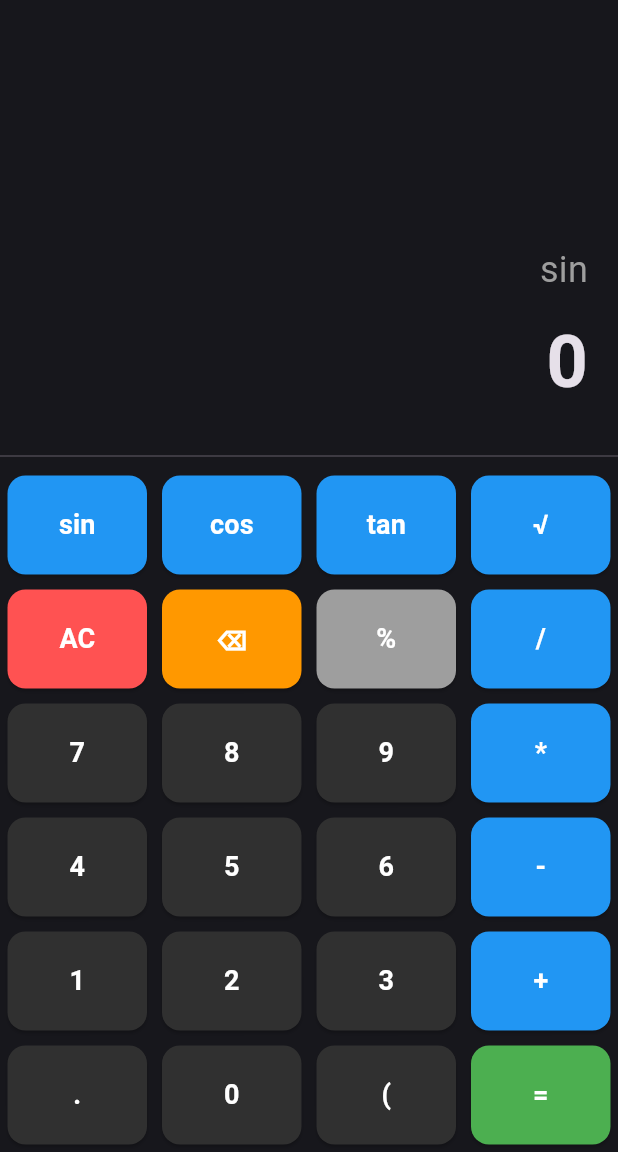
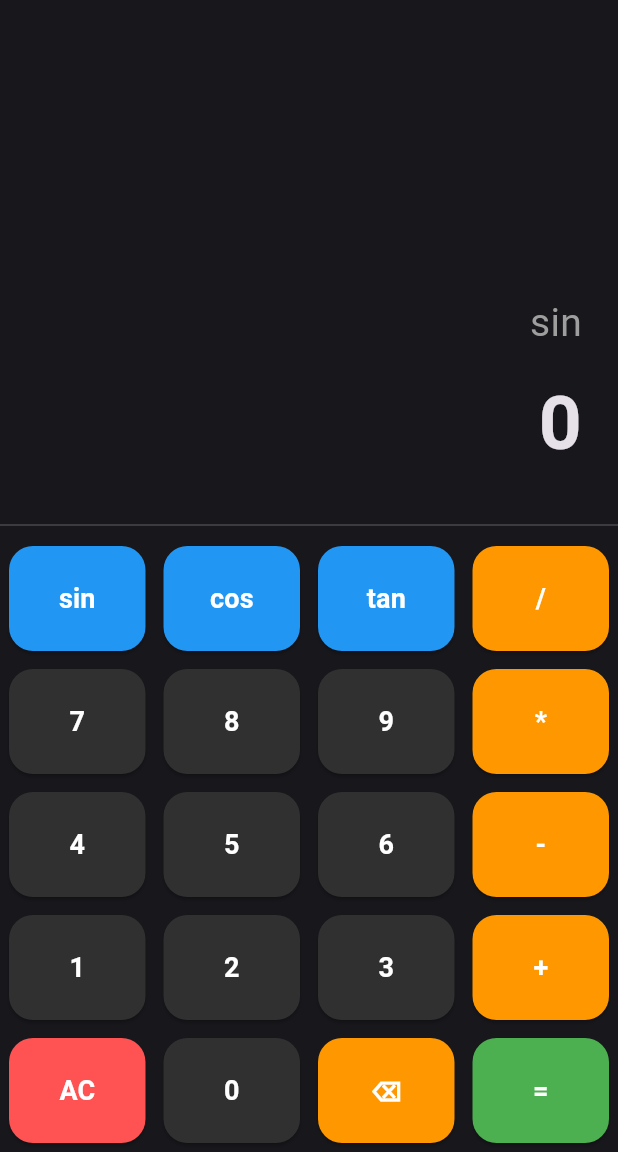
Before and after one commit to Menul19/my-app, a Flutter app: the screen it shows after launch, after a tap on "sin", on a phone screen of 412 x 824 dp, the part 84-1236 px from its top. Run offline on Flutter 3.47's test engine with Material 3 defaults, Android fonts, the phone set to English and light mode, and no system bars.

Commit message:
Update main.dart

```diff
--- a/lib/main.dart
+++ b/lib/main.dart
@@ -25,53 +25,59 @@ class _ScientificCalcAppState extends State<ScientificCalcApp> {
       debugShowCheckedModeBanner: false,
       title: 'Menu ScICal Pro',
       themeMode: _themeMode,
-      theme: ThemeData(brightness: Brightness.light, primarySwatch: Colors.blue),
-      darkTheme: ThemeData(brightness: Brightness.dark, scaffoldBackgroundColor: const Color(0xFF17171C)),
-      home: CalculatorScreen(onThemeChanged: _toggleTheme),
+      theme: ThemeData(
+        brightness: Brightness.light,
+        primaryColor: Colors.blueAccent,
+        scaffoldBackgroundColor: Colors.white,
+      ),
+      darkTheme: ThemeData(
+        brightness: Brightness.dark,
+        scaffoldBackgroundColor: const Color(0xFF17171C),
+      ),
+      home: CalculatorHome(onThemeChanged: _toggleTheme),
     );
   }
 }
 
-class CalculatorScreen extends StatefulWidget {
+class CalculatorHome extends StatefulWidget {
   final Function(bool) onThemeChanged;
-  const CalculatorScreen({super.key, required this.onThemeChanged});
+  const CalculatorHome({super.key, required this.onThemeChanged});
 
   @override
-  State<CalculatorScreen> createState() => _CalculatorScreenState();
+  State<CalculatorHome> createState() => _CalculatorHomeState();
 }
 
-class _CalculatorScreenState extends State<CalculatorScreen> {
+class _CalculatorHomeState extends State<CalculatorHome> {
   String equation = "0";
   String result = "0";
 
-  void buttonPressed(String btnText) {
+  void onBtnClick(String text) {
     setState(() {
-      if (btnText == "AC") {
+      if (text == "AC") {
         equation = "0";
         result = "0";
-      } else if (btnText == "⌫") {
+      } else if (text == "⌫") {
         equation = equation.length > 1 ? equation.substring(0, equation.length - 1) : "0";
-      } else if (btnText == "=") {
-        // සරල ගණනය කිරීම් සඳහා (Manual parsing)
-        result = "Calculated";
+      } else if (text == "=") {
+        result = "Result Ready"; // Logic can be expanded here
       } else {
-        equation = equation == "0" ? btnText : equation + btnText;
+        equation = equation == "0" ? text : equation + text;
       }
     });
   }
 
-  Widget buildButton(String btnText, Color btnColor, {Color txtColor = Colors.white}) {
+  Widget calcBtn(String txt, Color col, {Color txtCol = Colors.white}) {
     return Expanded(
       child: Container(
-        margin: const EdgeInsets.all(5),
+        margin: const EdgeInsets.all(6),
         child: ElevatedButton(
           style: ElevatedButton.styleFrom(
-            backgroundColor: btnColor,
-            padding: const EdgeInsets.symmetric(vertical: 20),
-            shape: RoundedRectangleBorder(borderRadius: BorderRadius.circular(12)),
+            backgroundColor: col,
+            padding: const EdgeInsets.symmetric(vertical: 22),
+            shape: RoundedRectangleBorder(borderRadius: BorderRadius.circular(16)),
           ),
-          onPressed: () => buttonPressed(btnText),
-          child: Text(btnText, style: TextStyle(fontSize: 18, color: txtColor, fontWeight: FontWeight.bold)),
+          onPressed: () => onBtnClick(txt),
+          child: Text(txt, style: TextStyle(fontSize: 18, color: txtCol, fontWeight: FontWeight.bold)),
         ),
       ),
     );
@@ -86,7 +92,8 @@ class _CalculatorScreenState extends State<CalculatorScreen> {
         actions: [
           IconButton(
             icon: const Icon(Icons.settings),
-            onPressed: () => Navigator.push(context, MaterialPageRoute(builder: (c) => SettingsScreen(isDark: isDark, onThemeChanged: widget.onThemeChanged))),
+            onPressed: () => Navigator.push(context, MaterialPageRoute(builder: (c) =>
+              SettingsPage(isDark: isDark, onThemeChanged: widget.onThemeChanged))),
           )
         ],
       ),
@@ -94,53 +101,45 @@ class _CalculatorScreenState extends State<CalculatorScreen> {
         children: [
           Expanded(
             child: Container(
-              padding: const EdgeInsets.all(20),
+              padding: const EdgeInsets.all(24),
               alignment: Alignment.bottomRight,
               child: Column(
                 mainAxisAlignment: MainAxisAlignment.end,
                 crossAxisAlignment: CrossAxisAlignment.end,
                 children: [
-                  Text(equation, style: TextStyle(fontSize: 24, color: isDark ? Colors.grey : Colors.black54)),
-                  const SizedBox(height: 10),
-                  Text(result, style: const TextStyle(fontSize: 48, fontWeight: FontWeight.bold)),
+                  Text(equation, style: TextStyle(fontSize: 26, color: isDark ? Colors.grey : Colors.black54)),
+                  const SizedBox(height: 12),
+                  Text(result, style: const TextStyle(fontSize: 50, fontWeight: FontWeight.bold)),
                 ],
               ),
             ),
           ),
           const Divider(),
-          _buildButtonLayout(isDark),
+          Column(
+            children: [
+              Row(children: [calcBtn("sin", Colors.blue), calcBtn("cos", Colors.blue), calcBtn("tan", Colors.blue), calcBtn("/", Colors.orange)]),
+              Row(children: [calcBtn("7", isDark ? Colors.grey[850]! : Colors.grey[300]!, txtCol: isDark ? Colors.white : Colors.black), calcBtn("8", isDark ? Colors.grey[850]! : Colors.grey[300]!, txtCol: isDark ? Colors.white : Colors.black), calcBtn("9", isDark ? Colors.grey[850]! : Colors.grey[300]!, txtCol: isDark ? Colors.white : Colors.black), calcBtn("*", Colors.orange)]),
+              Row(children: [calcBtn("4", isDark ? Colors.grey[850]! : Colors.grey[300]!, txtCol: isDark ? Colors.white : Colors.black), calcBtn("5", isDark ? Colors.grey[850]! : Colors.grey[300]!, txtCol: isDark ? Colors.white : Colors.black), calcBtn("6", isDark ? Colors.grey[850]! : Colors.grey[300]!, txtCol: isDark ? Colors.white : Colors.black), calcBtn("-", Colors.orange)]),
+              Row(children: [calcBtn("1", isDark ? Colors.grey[850]! : Colors.grey[300]!, txtCol: isDark ? Colors.white : Colors.black), calcBtn("2", isDark ? Colors.grey[850]! : Colors.grey[300]!, txtCol: isDark ? Colors.white : Colors.black), calcBtn("3", isDark ? Colors.grey[850]! : Colors.grey[300]!, txtCol: isDark ? Colors.white : Colors.black), calcBtn("+", Colors.orange)]),
+              Row(children: [calcBtn("AC", Colors.redAccent), calcBtn("0", isDark ? Colors.grey[850]! : Colors.grey[300]!, txtCol: isDark ? Colors.white : Colors.black), calcBtn("⌫", Colors.orange), calcBtn("=", Colors.green)]),
+            ],
+          )
         ],
       ),
     );
   }
-
-  Widget _buildButtonLayout(bool isDark) {
-    Color numBg = isDark ? Colors.grey[850]! : Colors.grey[300]!;
-    Color txtColor = isDark ? Colors.white : Colors.black;
-
-    return Column(
-      children: [
-        Row(children: [buildButton("sin", Colors.blue), buildButton("cos", Colors.blue), buildButton("tan", Colors.blue), buildButton("√", Colors.blue)]),
-        Row(children: [buildButton("AC", Colors.redAccent), buildButton("⌫", Colors.orange), buildButton("%", Colors.grey), buildButton("/", Colors.blue)]),
-        Row(children: [buildButton("7", numBg, txtColor: txtColor), buildButton("8", numBg, txtColor: txtColor), buildButton("9", numBg, txtColor: txtColor), buildButton("*", Colors.blue)]),
-        Row(children: [buildButton("4", numBg, txtColor: txtColor), buildButton("5", numBg, txtColor: txtColor), buildButton("6", numBg, txtColor: txtColor), buildButton("-", Colors.blue)]),
-        Row(children: [buildButton("1", numBg, txtColor: txtColor), buildButton("2", numBg, txtColor: txtColor), buildButton("3", numBg, txtColor: txtColor), buildButton("+", Colors.blue)]),
-        Row(children: [buildButton(".", numBg, txtColor: txtColor), buildButton("0", numBg, txtColor: txtColor), buildButton("(", numBg, txtColor: txtColor), buildButton("=", Colors.green)]),
-      ],
-    );
-  }
 }
 
-class SettingsScreen extends StatelessWidget {
+class SettingsPage extends StatelessWidget {
   final bool isDark;
   final Function(bool) onThemeChanged;
-  const SettingsScreen({super.key, required this.isDark, required this.onThemeChanged});
+  const SettingsPage({super.key, required this.isDark, required this.onThemeChanged});
 
   @override
   Widget build(BuildContext context) {
     return Scaffold(
       appBar: AppBar(title: const Text("Settings")),
-      body: Column(
+      body: ListView(
         children: [
           SwitchListTile(
             title: const Text("Dark Mode"),
@@ -149,7 +148,7 @@ class SettingsScreen extends StatelessWidget {
           ),
           const Divider(),
           const ListTile(leading: Icon(Icons.person), title: Text("Developer"), subtitle: Text("Menul19")),
-          const ListTile(leading: Icon(Icons.info), title: Text("Version"), subtitle: Text("3.0.0 Stable")),
+          const ListTile(leading: Icon(Icons.verified), title: Text("Version"), subtitle: Text("4.0.0 Stable Edition")),
         ],
       ),
     );
```
